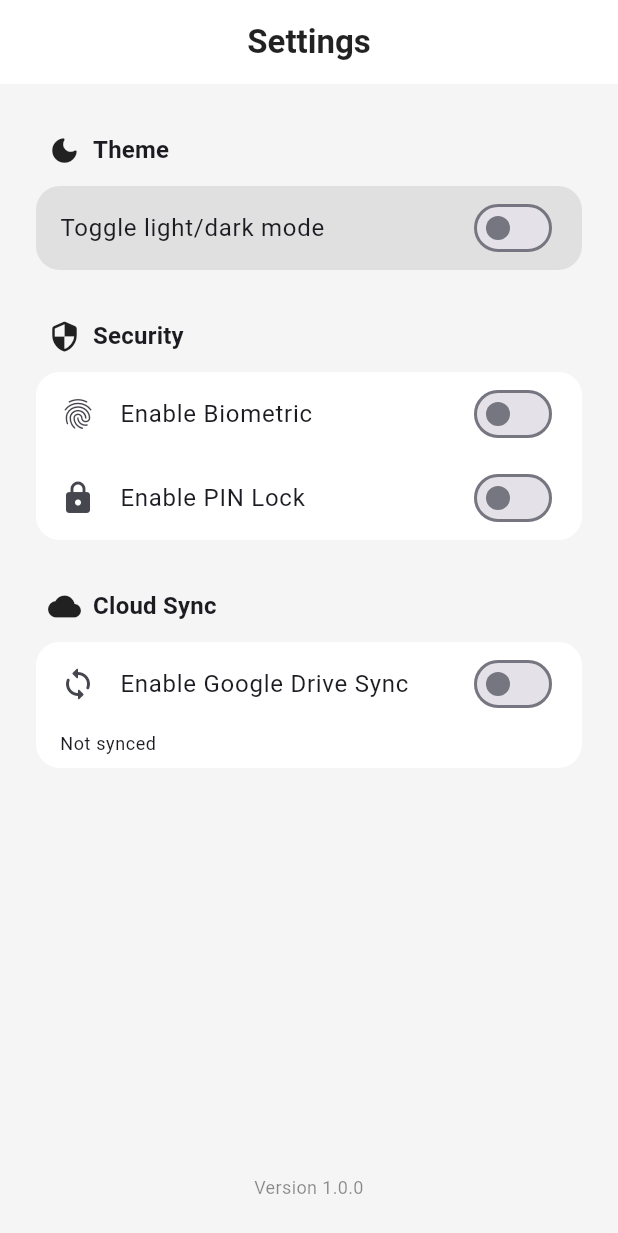
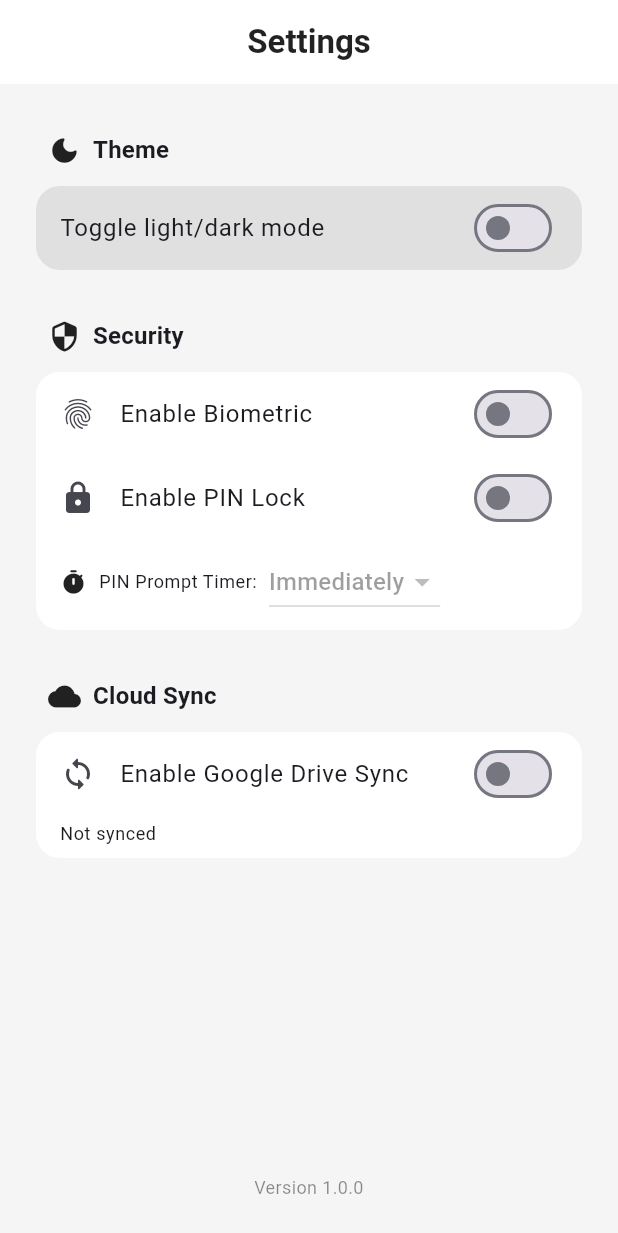
Before and after one commit to kandilidinesh/VaultDeck, a Flutter app: the screen it shows after launch, after a tap on the "settings" icon, on a phone screen of 412 x 824 dp. Shown: the top 1233 px of the screen. Run offline on Flutter 3.47's test engine with Material 3 defaults, Android fonts, the phone set to English and light mode, and no system bars; our stand-ins replace flutter_secure_storage, flutter_svg, google_sign_in, hive, hive_flutter, local_auth; missing offline and left inert: googleapis; accounts and stored records are empty.

Commit message:
Refactor biometric authentication status handling and improve PIN prompt timer dropdown logic

```diff
--- a/lib/screens/security_section.dart
+++ b/lib/screens/security_section.dart
@@ -66,13 +66,13 @@ class _SecuritySectionState extends State<SecuritySection> {
       await box.put('biometricEnabled', true);
       setState(() {
         _biometricEnabled = true;
-        _authStatus = 'Biometric authentication enabled.';
+        _authStatus = '';
       });
     } else {
       await box.put('biometricEnabled', false);
       setState(() {
         _biometricEnabled = false;
-        _authStatus = 'Biometric authentication disabled.';
+        _authStatus = '';
       });
     }
   }
@@ -202,7 +202,6 @@ class _SecuritySectionState extends State<SecuritySection> {
                   ),
                   contentPadding: const EdgeInsets.symmetric(horizontal: 16),
                 ),
-                if (widget.pinEnabled)
                 Padding(
                   padding: const EdgeInsets.only(
                     left: 16,
@@ -229,28 +228,34 @@ class _SecuritySectionState extends State<SecuritySection> {
                                 value: 0,
                                 child: Text('Immediately'),
                               ),
-                                DropdownMenuItem(
-                                  value: 1,
-                                  child: Text('1 min'),
-                                ),
-                                DropdownMenuItem(
-                                  value: 2,
-                                  child: Text('2 min'),
-                                ),
-                                DropdownMenuItem(
-                                  value: 5,
-                                  child: Text('5 min'),
-                                ),
+                              DropdownMenuItem(value: 1, child: Text('1 min')),
+                              DropdownMenuItem(value: 2, child: Text('2 min')),
+                              DropdownMenuItem(value: 5, child: Text('5 min')),
                               DropdownMenuItem(
                                 value: 10,
                                 child: Text('10 min'),
                               ),
                             ],
-                              onChanged: (val) async {
+                            onChanged: widget.pinEnabled
+                                ? (val) async {
                                     if (val != null) {
                                       await _setPinPromptTimer(val);
                                     }
-                              },
+                                  }
+                                : null,
+                            disabledHint: Text(
+                              _selectedTimer == 0
+                                  ? 'Immediately'
+                                  : _selectedTimer == 1
+                                  ? '1 min'
+                                  : _selectedTimer == 2
+                                  ? '2 min'
+                                  : _selectedTimer == 5
+                                  ? '5 min'
+                                  : _selectedTimer == 10
+                                  ? '10 min'
+                                  : '',
+                            ),
                           ),
                         ],
                       ),
```
Lines whose indentation alone changed are shown as unchanged.
